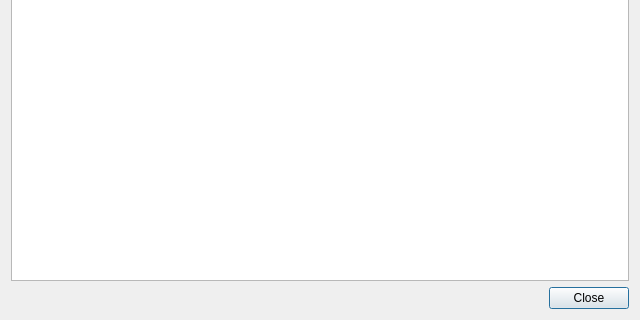
The window that neurolabi/gui/dialogs/flyembodyinfodialog.ui (janelia-flyem/NeuTu) describes before a commit, drawn with Qt 5; both pictures show x 0 to 640 and y 286 to 606 of the 640 by 606 pixel window.
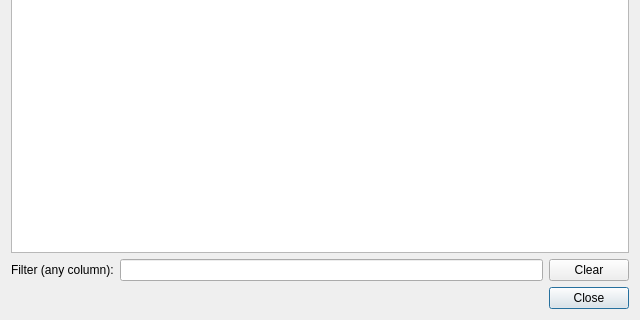
The same window after the commit.

Commit message: added simple text filter

The edit to the form file:
```diff
--- a/neurolabi/gui/dialogs/flyembodyinfodialog.ui
+++ b/neurolabi/gui/dialogs/flyembodyinfodialog.ui
@@ -30,6 +30,34 @@
      </attribute>
     </widget>
    </item>
+   <item>
+    <layout class="QHBoxLayout" name="horizontalLayout_2">
+     <property name="bottomMargin">
+      <number>0</number>
+     </property>
+     <item>
+      <widget class="QLabel" name="label">
+       <property name="text">
+        <string>Filter (any column):</string>
+       </property>
+      </widget>
+     </item>
+     <item>
+      <widget class="QLineEdit" name="filterLineEdit">
+       <property name="text">
+        <string/>
+       </property>
+      </widget>
+     </item>
+     <item>
+      <widget class="QPushButton" name="clearFilterButton">
+       <property name="text">
+        <string>Clear</string>
+       </property>
+      </widget>
+     </item>
+    </layout>
+   </item>
    <item>
     <layout class="QHBoxLayout" name="horizontalLayout">
      <item>
```
The commit also changes 2 other files.
